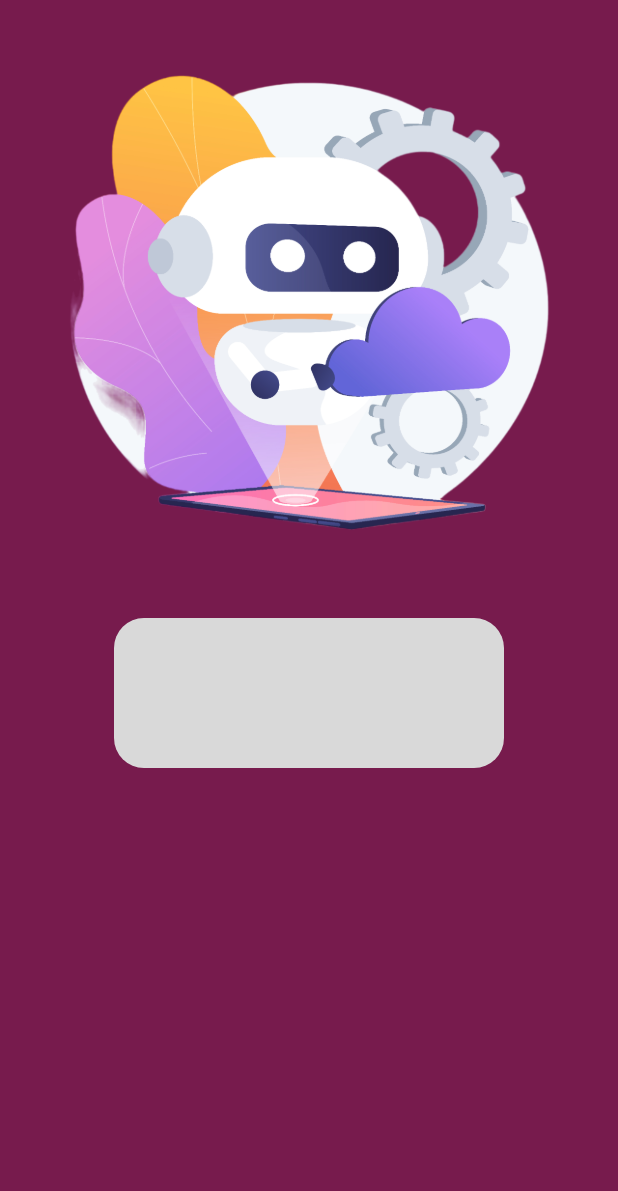
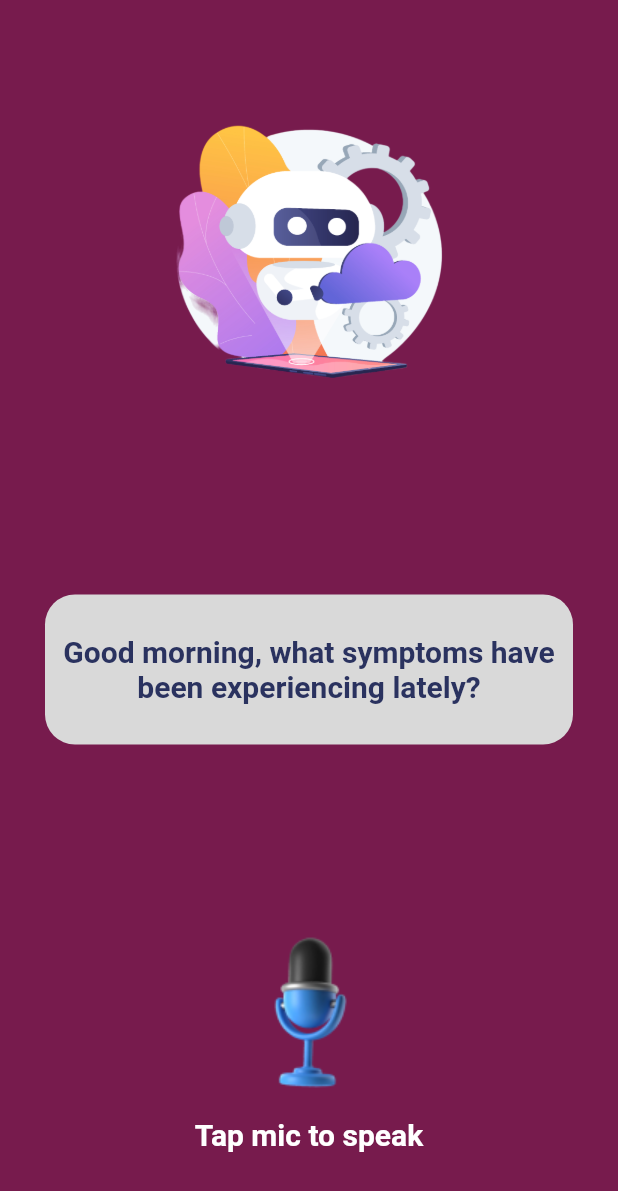
Before and after one commit to SamsonMokaya/healthVoiceAssistant, a Flutter app: the screen it shows after launch, after a tap on "Get Started", on a phone screen of 412 x 824 dp. Shown: the top 1191 px of the screen. Run offline on Flutter 3.47's test engine with Material 2 defaults, Android fonts, the phone set to English and light mode, and no system bars; Roboto replaces fonts that are missing (Istok Web).

Commit message:
Finished Second Screen

```diff
--- a/lib/presentations/views/home_screen.dart
+++ b/lib/presentations/views/home_screen.dart
@@ -1,4 +1,5 @@
 import 'package:diseases/constants/colors.dart';
+import 'package:diseases/presentations/widgets/custom_drawer.dart';
 import 'package:flutter/material.dart';
 import '../../routes.dart' as route;
 
@@ -10,19 +11,52 @@ class HomeScreen extends StatelessWidget {
     final size = MediaQuery.of(context).size;
     return Scaffold(
         backgroundColor: AppColors.primary,
+        drawer: const CustomDrawer(),
         body: Column(
+          mainAxisAlignment: MainAxisAlignment.spaceAround,
+          crossAxisAlignment: CrossAxisAlignment.stretch,
           children: [
-            Image.asset('assets/images/second_logo.png'),
+            Image.asset('assets/images/second_logo.png',
+                width: size.width / 2, height: size.width / 1.8),
             Container(
-              width: 260,
               height: 100,
+              margin: const EdgeInsets.symmetric(horizontal: 30),
+              padding: const EdgeInsets.symmetric(horizontal: 10),
               decoration: ShapeDecoration(
                 color: AppColors.greyLightColor,
                 shape: RoundedRectangleBorder(
                   borderRadius: BorderRadius.circular(20),
                 ),
               ),
-            )
+              child: const Center(
+                child: Text(
+                  'Good morning, what symptoms have been experiencing lately?',
+                  textAlign: TextAlign.center,
+                  style: TextStyle(
+                    color: Color(0xFF2A325F),
+                    fontSize: 20,
+                    fontFamily: 'Istok Web',
+                    fontWeight: FontWeight.w700,
+                  ),
+                ),
+              ),
+            ),
+            Column(
+              children: [
+                Image.asset('assets/images/mic 1.png',
+                    width: size.width / 2, height: size.width / 3),
+                const Text(
+                  'Tap mic to speak',
+                  textAlign: TextAlign.center,
+                  style: TextStyle(
+                    color: Colors.white,
+                    fontSize: 20,
+                    fontFamily: 'Istok Web',
+                    fontWeight: FontWeight.w700,
+                  ),
+                )
+              ],
+            ),
           ],
         ));
   }
--- a/lib/presentations/views/landing_screen.dart
+++ b/lib/presentations/views/landing_screen.dart
@@ -36,7 +36,7 @@ class LandingScreen extends StatelessWidget {
                 const SizedBox(height: 20),
                 Container(
                   decoration: BoxDecoration(
-                    borderRadius: BorderRadius.all(Radius.circular(10)),
+                    borderRadius: const BorderRadius.all(Radius.circular(10)),
                     boxShadow: [
                       BoxShadow(
                           color: Colors.black.withOpacity(0.2),
```
